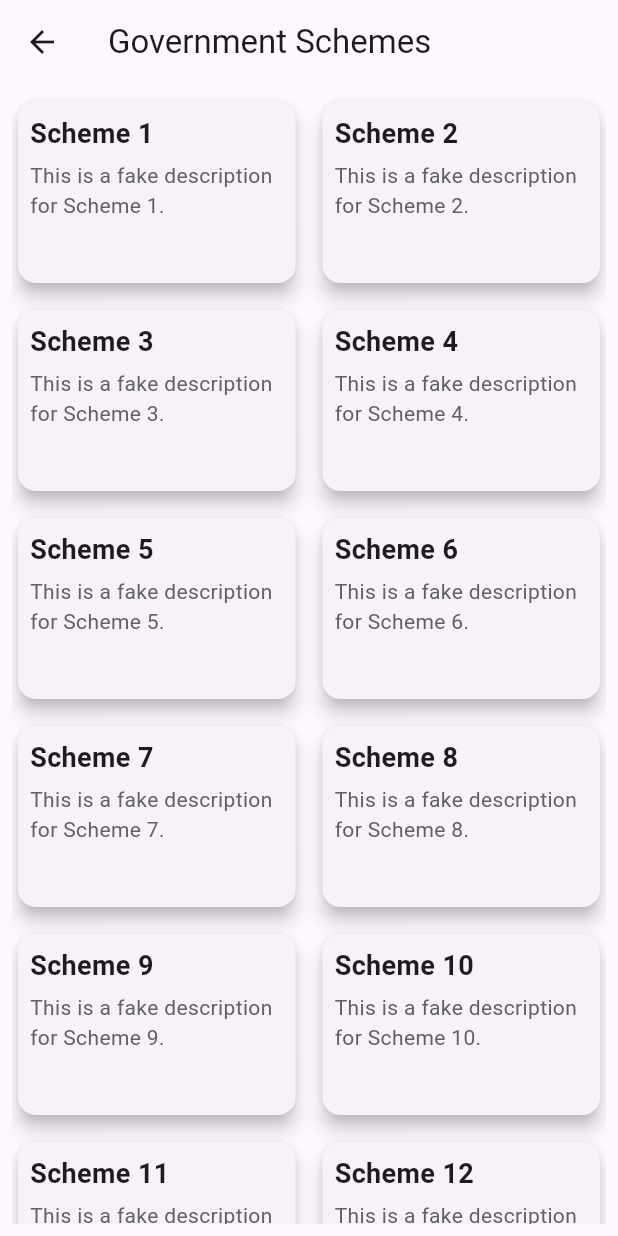
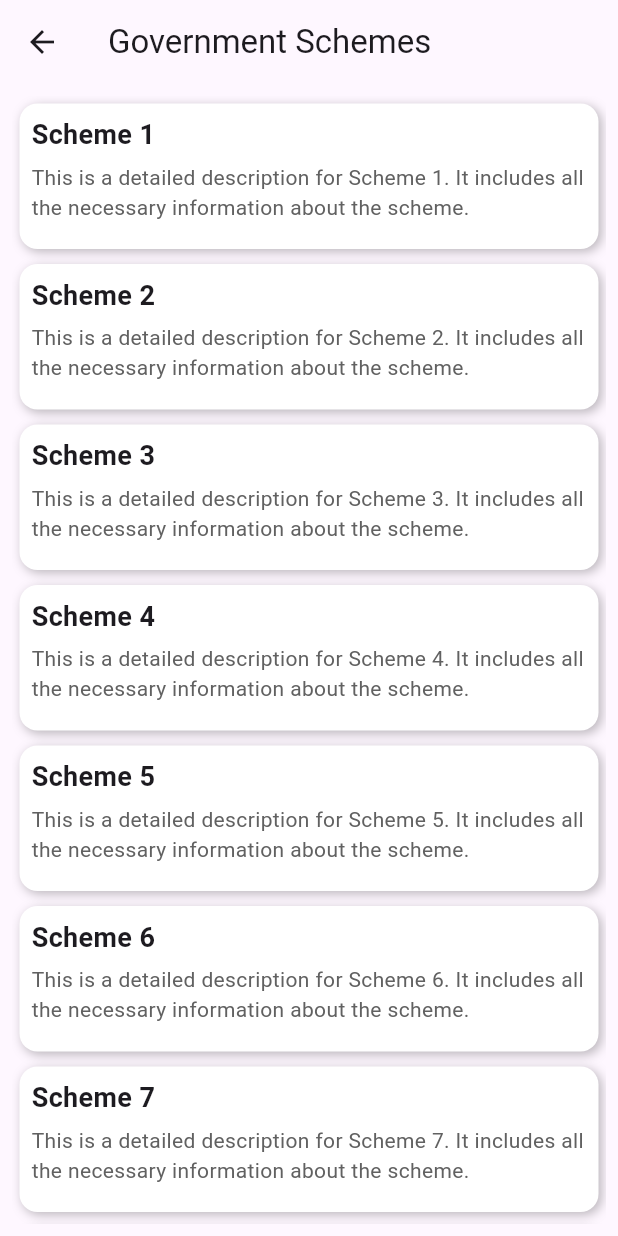
Before and after one commit to Neko01t/krishiv2, a Flutter app: the SchemesDetailScreen screen opened directly, on a phone screen of 412 x 824 dp. Run offline on Flutter 3.47's test engine with Material 3 defaults, Android fonts, the phone set to English and light mode, and no system bars; our stand-ins replace camera, carousel_slider, firebase_core, fl_chart, flutter_dotenv, flutter_markdown and 5 more; accounts and stored records are empty.

Commit message:
gov_screen improved

```diff
--- /dev/null
+++ b/lib/screens/schemes_gov_screen.dart
@@ -0,0 +1,210 @@
+import 'package:flutter/material.dart';
+import 'package:shimmer/shimmer.dart';
+import 'package:url_launcher/url_launcher.dart';
+
+class SchemesDetailScreen extends StatefulWidget {
+  const SchemesDetailScreen({super.key});
+
+  @override
+  _SchemesDetailScreenState createState() => _SchemesDetailScreenState();
+}
+
+class _SchemesDetailScreenState extends State<SchemesDetailScreen> {
+  late List<Map<String, String>> schemes;
+  List<Map<String, String>> rejectedSchemes = [];
+  bool isLoading = true;
+  int? expandedIndex;
+
+  @override
+  void initState() {
+    super.initState();
+    Future.delayed(const Duration(seconds: 1), () {
+      setState(() {
+        schemes = List.generate(24, (index) {
+          return {
+            'title': 'Scheme ${index + 1}',
+            'description':
+                'This is a detailed description for Scheme ${index + 1}. It includes all the necessary information about the scheme.',
+            'extraInfo':
+                'Additional details about Scheme ${index + 1}. Apply now to avail the benefits. The scheme covers various aspects such as financial aid, subsidies, and other government benefits.'
+          };
+        });
+        isLoading = false;
+      });
+    });
+  }
+
+  void _launchURL() async {
+    const url = 'https://www.youtube.com/watch?v=dQw4w9WgXcQ';
+    if (await canLaunch(url)) {
+      await launch(url);
+    } else {
+      throw 'Could not launch $url';
+    }
+  }
+
+  @override
+  Widget build(BuildContext context) {
+    return Scaffold(
+      appBar: AppBar(title: const Text('Government Schemes')),
+      body: Padding(
+        padding: const EdgeInsets.all(8.0),
+        child: SingleChildScrollView(
+          child: Column(
+            children: [
+              ListView.builder(
+                shrinkWrap: true,
+                physics: const NeverScrollableScrollPhysics(),
+                itemCount: isLoading ? 12 : schemes.length,
+                itemBuilder: (context, index) {
+                  if (isLoading) return _buildShimmerCard();
+                  var scheme = schemes[index];
+                  bool isExpanded = expandedIndex == index;
+
+                  return GestureDetector(
+                    onTap: () {
+                      setState(() {
+                        expandedIndex = isExpanded ? null : index;
+                      });
+                    },
+                    child: AnimatedContainer(
+                      duration: const Duration(milliseconds: 500),
+                      curve: Curves.easeInOut,
+                      margin: const EdgeInsets.all(5.0),
+                      padding: const EdgeInsets.all(8.0),
+                      decoration: BoxDecoration(
+                        color: Colors.white,
+                        borderRadius: BorderRadius.circular(12),
+                        boxShadow: [
+                          BoxShadow(
+                            color: Colors.black26,
+                            blurRadius: 5,
+                            offset: Offset(2, 2),
+                          ),
+                        ],
+                      ),
+                      child: Column(
+                        crossAxisAlignment: CrossAxisAlignment.start,
+                        children: [
+                          Text(
+                            scheme['title']!,
+                            style: const TextStyle(
+                              fontSize: 18,
+                              fontWeight: FontWeight.bold,
+                            ),
+                          ),
+                          const SizedBox(height: 5),
+                          AnimatedSize(
+                            duration: const Duration(milliseconds: 500),
+                            curve: Curves.easeInOut,
+                            child: Text(
+                              scheme['description']!,
+                              style: TextStyle(
+                                fontSize: 14,
+                                color: Colors.grey[700],
+                              ),
+                            ),
+                          ),
+                          const SizedBox(height: 10),
+                          if (isExpanded) ...[
+                            AnimatedSize(
+                              duration: const Duration(milliseconds: 500),
+                              curve: Curves.easeInOut,
+                              child: Text(
+                                scheme['extraInfo']!,
+                                style: const TextStyle(
+                                  fontSize: 14,
+                                  color: Colors.blueGrey,
+                                ),
+                              ),
+                            ),
+                            const SizedBox(height: 10),
+                            Row(
+                              mainAxisAlignment: MainAxisAlignment.end,
+                              children: [
+                                TextButton(
+                                  onPressed: _launchURL,
+                                  child: const Text('Apply',
+                                      style: TextStyle(color: Colors.green)),
+                                ),
+                                TextButton(
+                                  onPressed: () {
+                                    setState(() {
+                                      rejectedSchemes.add(schemes[index]);
+                                      schemes.removeAt(index);
+                                    });
+                                  },
+                                  child: const Text('Reject',
+                                      style: TextStyle(color: Colors.red)),
+                                ),
+                              ],
+                            ),
+                          ],
+                        ],
+                      ),
+                    ),
+                  );
+                },
+              ),
+              if (rejectedSchemes.isNotEmpty) ...[
+                const SizedBox(height: 20),
+                const Text(
+                  'Rejected Schemes:',
+                  style: TextStyle(fontSize: 18, fontWeight: FontWeight.bold),
+                ),
+                ListView.builder(
+                  shrinkWrap: true,
+                  physics: const NeverScrollableScrollPhysics(),
+                  itemCount: rejectedSchemes.length,
+                  itemBuilder: (context, index) {
+                    var rejectedScheme = rejectedSchemes[index];
+                    return Card(
+                      margin: const EdgeInsets.all(5.0),
+                      child: ListTile(
+                        title: Text(rejectedScheme['title']!),
+                        subtitle: Text(rejectedScheme['description']!),
+                        trailing: TextButton(
+                          onPressed: () {
+                            setState(() {
+                              schemes.add(rejectedSchemes[index]);
+                              rejectedSchemes.removeAt(index);
+                            });
+                          },
+                          child: const Text('Restore',
+                              style: TextStyle(color: Colors.blue)),
+                        ),
+                      ),
+                    );
+                  },
+                ),
+              ]
+            ],
+          ),
+        ),
+      ),
+    );
+  }
+
+  Widget _buildShimmerCard() {
+    return Shimmer.fromColors(
+      baseColor: Colors.grey[300]!,
+      highlightColor: Colors.grey[100]!,
+      child: Container(
+        margin: const EdgeInsets.all(5.0),
+        padding: const EdgeInsets.all(8.0),
+        decoration: BoxDecoration(
+          color: Colors.white,
+          borderRadius: BorderRadius.circular(12),
+        ),
+        child: Column(
+          crossAxisAlignment: CrossAxisAlignment.start,
+          children: [
+            Container(height: 20, width: 80, color: Colors.white),
+            const SizedBox(height: 5),
+            Container(height: 14, width: double.infinity, color: Colors.white),
+          ],
+        ),
+      ),
+    );
+  }
+}
--- a/lib/widgets/gov_schemes_widgets.dart
+++ b/lib/widgets/gov_schemes_widgets.dart
@@ -1,4 +1,5 @@
 import 'package:flutter/material.dart';
+import 'package:krishi/screens/schemes_gov_screen.dart';
 
 class GovSchemesWidget extends StatelessWidget {
   const GovSchemesWidget({super.key});
@@ -56,62 +57,3 @@ class GovSchemesWidget extends StatelessWidget {
     );
   }
 }
-
-class SchemesDetailScreen extends StatelessWidget {
-  final List<Map<String, String>> fakeSchemes = List.generate(24, (index) {
-    return {
-      'title': 'Scheme ${index + 1}',
-      'description': 'This is a fake description for Scheme ${index + 1}.',
-    };
-  });
-
-  SchemesDetailScreen({super.key});
-
-  @override
-  Widget build(BuildContext context) {
-    return Scaffold(
-      appBar: AppBar(title: Text('Government Schemes')),
-      body: Padding(
-        padding: const EdgeInsets.all(8.0),
-        child: GridView.builder(
-          itemCount: fakeSchemes.length,
-          gridDelegate: const SliverGridDelegateWithFixedCrossAxisCount(
-            crossAxisCount: 2, // Two cards per row
-            childAspectRatio: 3 / 2, // Aspect ratio to resemble playing cards
-            crossAxisSpacing: 10,
-            mainAxisSpacing: 10,
-          ),
-          itemBuilder: (context, index) {
-            var scheme = fakeSchemes[index];
-            return Card(
-              elevation: 5,
-              shape: RoundedRectangleBorder(
-                borderRadius: BorderRadius.circular(12),
-              ),
-              child: Padding(
-                padding: const EdgeInsets.all(8.0),
-                child: Column(
-                  crossAxisAlignment: CrossAxisAlignment.start,
-                  children: [
-                    Text(
-                      scheme['title']!,
-                      style: TextStyle(
-                        fontSize: 18,
-                        fontWeight: FontWeight.bold,
-                      ),
-                    ),
-                    const SizedBox(height: 5),
-                    Text(
-                      scheme['description']!,
-                      style: TextStyle(fontSize: 14, color: Colors.grey[700]),
-                    ),
-                  ],
-                ),
-              ),
-            );
-          },
-        ),
-      ),
-    );
-  }
-}
--- a/pubspec.yaml
+++ b/pubspec.yaml
@@ -51,6 +51,7 @@ dependencies:
   cloud_firestore: ^5.6.5
   fl_chart: ^0.70.2
   shimmer: ^3.0.0
+  url_launcher: ^6.3.1
 
 dev_dependencies:
   flutter_test:
```
Also changed, not shown: pubspec.lock, 5 other files.
